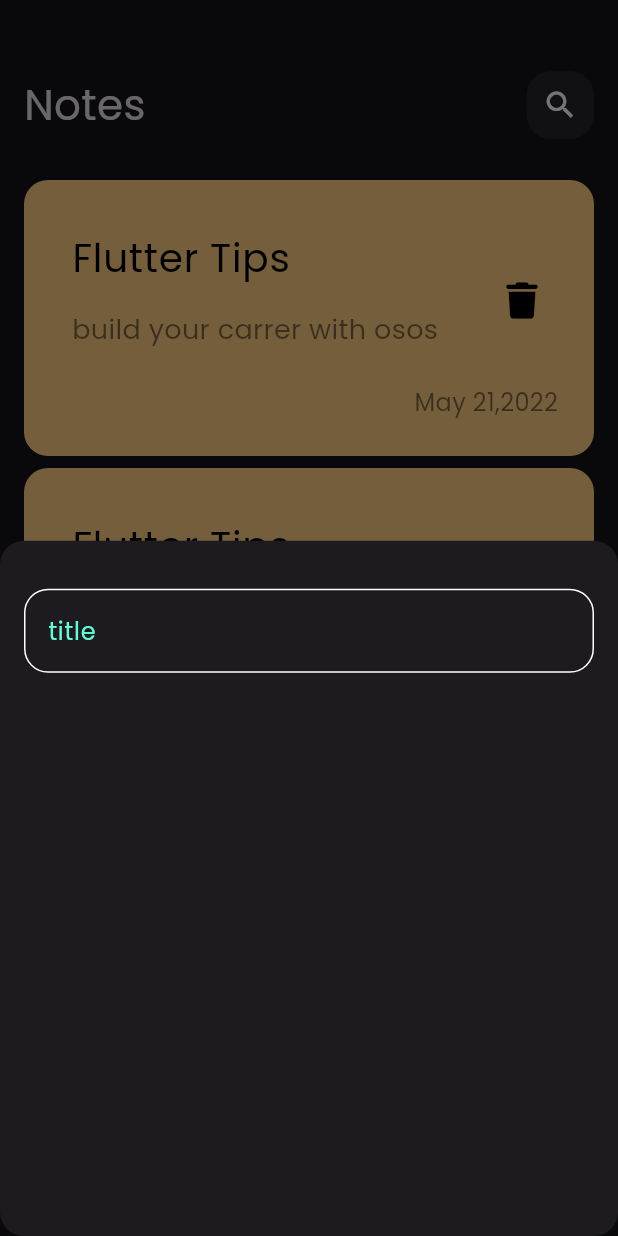
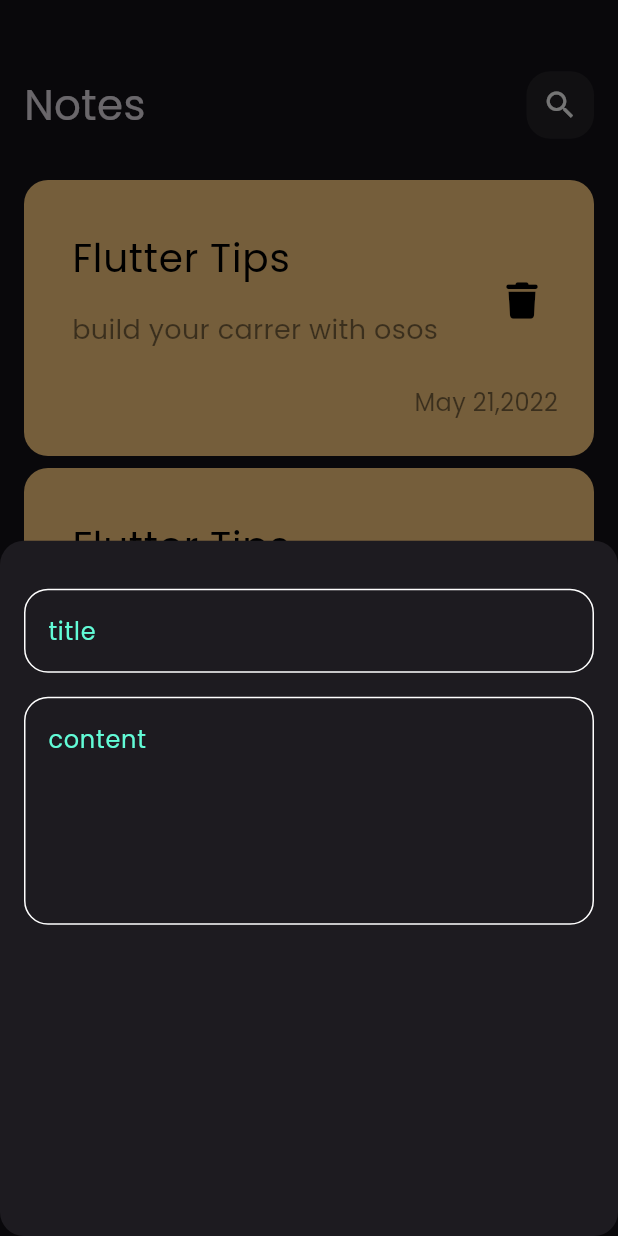
Before and after one commit to Osaamaa/notes, a Flutter app: the screen it shows after launch, after a tap on the "add" icon, on a phone screen of 412 x 824 dp. Run offline on Flutter 3.47's test engine with Material 3 defaults, Android fonts, the phone set to English and light mode, and no system bars; our stand-ins replace font_awesome_flutter.

Commit message:
add textField to bottomSheet

```diff
--- a/lib/views/widgets/custom_text_field.dart
+++ b/lib/views/widgets/custom_text_field.dart
@@ -3,14 +3,16 @@ import 'package:flutter/material.dart';
 import '../../core/constants.dart';
 
 class CustomTextField extends StatelessWidget {
-  const CustomTextField({super.key});
-
+  const CustomTextField({super.key, required this.hint,  this.maxLines=1});
+final String hint;
+final int maxLines;
   @override
   Widget build(BuildContext context) {
     return TextField(
       cursorColor: kPrimaryColor,
+      maxLines: maxLines,
       decoration: InputDecoration(
-        hintText: 'title',
+        hintText: hint,
           hintStyle: const TextStyle(color: kPrimaryColor),
           border: buildBorder(),
           enabledBorder: buildBorder(),
--- a/lib/views/widgets/note_bottom_sheet.dart
+++ b/lib/views/widgets/note_bottom_sheet.dart
@@ -11,7 +11,9 @@ class AddNoteBottomSheet extends StatelessWidget {
       padding: EdgeInsets.symmetric(horizontal: 16),
       child: Column(children: [
         SizedBox(height: 32,),
-        CustomTextField(),
+        CustomTextField(hint: 'title',),
+        SizedBox(height: 16,),
+        CustomTextField(hint: 'content',maxLines: 5,),
 
       ],),
     );
```
